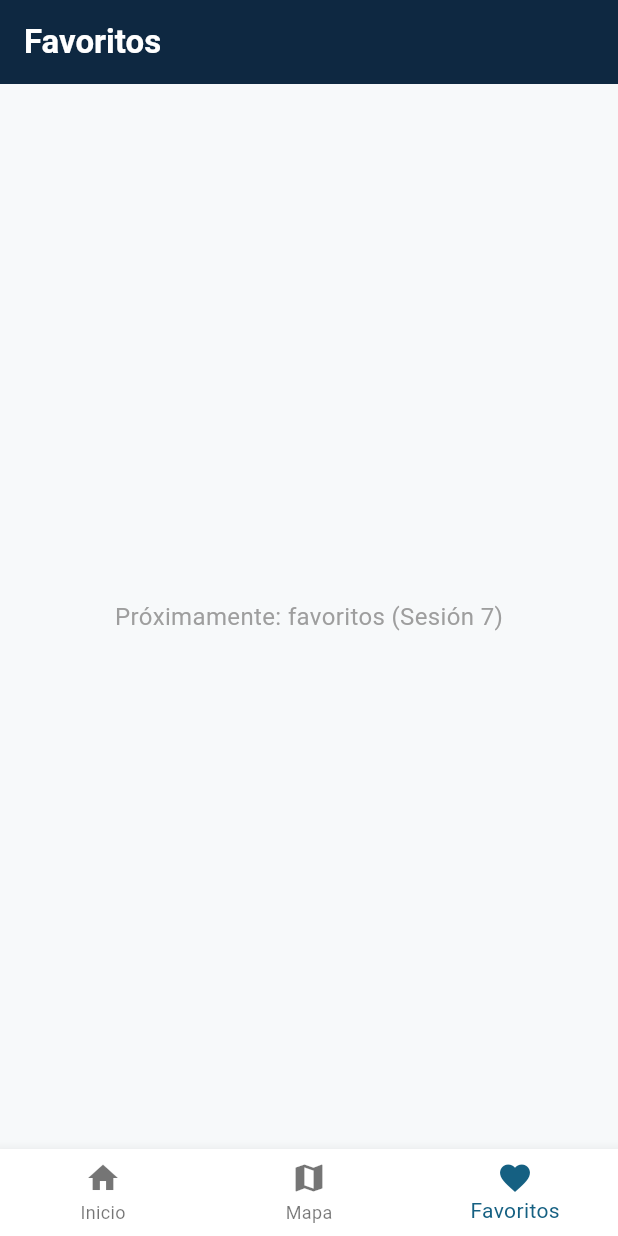
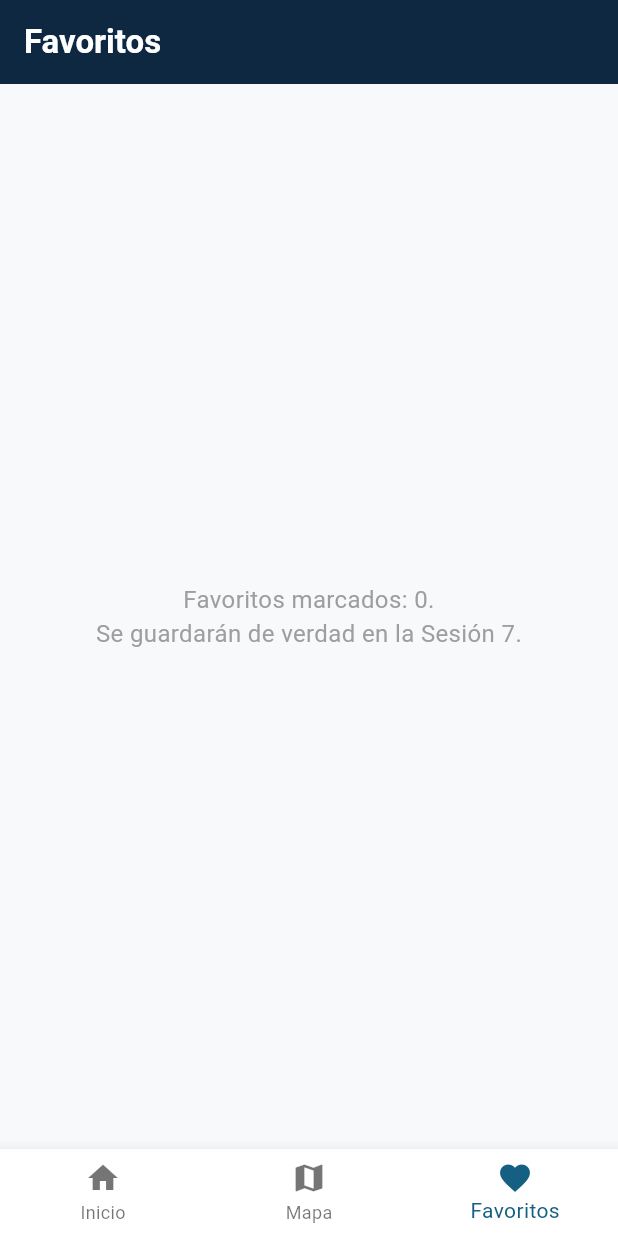
Before and after one commit to rnogales73-ec/exploraapp-demo, a Flutter app: the screen it shows after launch, item 3 of the bottom bar chosen, on a phone screen of 412 x 824 dp. Run offline on Flutter 3.47's test engine with Material 3 defaults, Android fonts, the phone set to English and light mode, and no system bars; our stand-ins replace get.

Commit message:
feat: add core Place model, theme, and home screen with asynchronous state handling

```diff
--- /dev/null
+++ b/lib/bindings/places_binding.dart
@@ -0,0 +1,16 @@
+import 'package:get/get.dart';
+
+import '../controllers/places_controller.dart';
+
+/// Registra las dependencias que la app necesita desde el arranque —
+/// Sesión 4. Con un solo controller por ahora alcanza un binding simple;
+/// si una sesión futura agrega otro controller (por ejemplo, autenticación
+/// en la Sesión 8), puede sumarse aquí mismo o en un binding propio por
+/// pantalla, según convenga en ese momento — no se anticipa esa estructura
+/// hoy sin necesitarla todavía.
+class PlacesBinding extends Bindings {
+  @override
+  void dependencies() {
+    Get.put(PlacesController());
+  }
+}
--- /dev/null
+++ b/lib/controllers/places_controller.dart
@@ -0,0 +1,99 @@
+import 'package:get/get.dart';
+
+import '../models/place.dart';
+
+enum EstadoCarga { cargando, exito, error }
+
+/// Fuente única de verdad de los lugares — Sesión 4. Antes de esta sesión el
+/// estado de la lista (su `Future`, las banderas de simulación y el
+/// `setState`) vivía atrapado dentro de `HomeScreen`, y la pantalla se
+/// enteraba de un lugar nuevo solo recargando a mano al volver del
+/// formulario. Ahora vive aquí, registrado una sola vez por
+/// `PlacesBinding` y obtenido con `Get.find()` (vía `GetView`, ver
+/// `HomeScreen`): cualquier pantalla futura lo lee sin repetir esa carga.
+class PlacesController extends GetxController {
+  final RxList<Place> lugares = <Place>[].obs;
+  final Rx<EstadoCarga> estado = EstadoCarga.cargando.obs;
+  final RxString mensajeError = ''.obs;
+
+  bool _modoDebugError = false;
+  bool _modoDebugVacio = false;
+
+  @override
+  void onInit() {
+    super.onInit();
+    cargarLugares();
+  }
+
+  /// Simula uno de los 3 estados a propósito, solo para esta práctica —
+  /// mismo recurso que `HomeScreen` traía desde la Sesión 3, ahora
+  /// centralizado aquí para que cualquier pantalla pueda mostrarlos.
+  void simular(String modo) {
+    _modoDebugError = modo == 'error';
+    _modoDebugVacio = modo == 'vacio';
+    cargarLugares();
+  }
+
+  Future<void> cargarLugares() async {
+    estado.value = EstadoCarga.cargando;
+
+    // TODO(sesion-04): borra las dos líneas de abajo y descomenta el bloque completo. (Paso 2 — conectar el controller a la carga de lugares)
+    // Por qué: las 2 líneas de abajo fuerzan éxito con una lista vacía,
+    // sin llamar a nada — el bloque try/catch real es exactamente la
+    // misma lógica que `HomeScreen._cargar()` tenía en la Sesión 3
+    // (llamar a `fetchLugaresSimulado` y traducir su resultado a los 3
+    // estados), ahora centralizada aquí para que cualquier pantalla la
+    // comparta en vez de cada una tener la suya. Se usa `assignAll` (y no
+    // `lugares.value = resultado`) porque copia los elementos:
+    // `fetchLugaresSimulado` devuelve la lista global `lugaresEjemplo`, y
+    // asignarla directo haría que `lugares` y `lugaresEjemplo` fueran la
+    // misma lista, con lo que `agregarLugar` duplicaría cada lugar nuevo.
+    lugares.value = [];
+    estado.value = EstadoCarga.exito;
+    // try {
+    //   final resultado = await fetchLugaresSimulado(
+    //     forzarError: _modoDebugError,
+    //     forzarVacio: _modoDebugVacio,
+    //   );
+    //   lugares.assignAll(resultado);
+    //   estado.value = EstadoCarga.exito;
+    // } catch (e) {
+    //   mensajeError.value = '$e';
+    //   estado.value = EstadoCarga.error;
+    // }
+  }
+
+  /// Agrega un lugar creado a mano (`AddPlaceScreen`) — en memoria
+  /// únicamente hasta que la Sesión 7 lo persista con Hive. `lugares.add`
+  /// (en vez de reconstruir toda la lista) ya notifica a cualquier `Obx`
+  /// que esté escuchando: Inicio se actualiza solo, sin el `_cargar()`
+  /// manual que la Sesión 3 hacía al volver del formulario.
+  void agregarLugar(Place lugar) {
+    lugaresEjemplo.add(lugar);
+    lugares.add(lugar);
+  }
+
+  /// Favoritos en memoria — Paso 6 (opcional). Viven solo mientras la app
+  /// está abierta; la Sesión 7 los persiste con Hive, sin cambiar los
+  /// nombres de abajo (`favoritos`, `esFavorito`, `alternarFavorito`).
+  final RxList<Place> favoritos = <Place>[].obs;
+
+  bool esFavorito(Place lugar) => favoritos.any((p) => p.id == lugar.id);
+
+  /// Otro estado derivado: se calcula a partir de `favoritos`, no se guarda.
+  int get totalFavoritos => favoritos.length;
+
+  // TODO(sesion-04): OPCIONAL — borra la línea de abajo y descomenta el bloque completo. (Paso 6A — favoritos en memoria)
+  // Por qué: el método vacío de abajo no hace nada, por eso el corazón de
+  // `PlaceCard` no cambia al tocarlo. La versión real agrega o quita el
+  // lugar de la lista reactiva `favoritos`: cualquier `Obx` que la lea (el
+  // ícono del corazón, el contador de la pestaña Favoritos) se actualiza solo.
+  void alternarFavorito(Place lugar) {}
+  // void alternarFavorito(Place lugar) {
+  //   if (esFavorito(lugar)) {
+  //     favoritos.removeWhere((p) => p.id == lugar.id);
+  //   } else {
+  //     favoritos.add(lugar);
+  //   }
+  // }
+}
--- /dev/null
+++ b/lib/i18n/app_translations.dart
@@ -0,0 +1,45 @@
+import 'package:get/get.dart';
+
+/// Textos de la app en cada idioma — Paso 6B (opcional) de la Sesión 4.
+/// La clave (`'inicio'`) se busca con `'inicio'.tr` en el idioma activo de
+/// `Get.locale`; si una clave no existe en ese idioma, GetX usa
+/// `fallbackLocale` y, si tampoco está, muestra la clave tal cual. Las
+/// claves de `agregar_lugar` a `lugar_agregado_msg` no se usan todavía: son
+/// para el mini-reto del Paso 6B (traducir la pantalla Agregar lugar).
+class AppTranslations extends Translations {
+  @override
+  Map<String, Map<String, String>> get keys => {
+        'es_EC': {
+          'inicio': 'Inicio',
+          'mapa': 'Mapa',
+          'favoritos': 'Favoritos',
+          'idioma': 'Cambiar idioma',
+          'sim_normal': 'Simular: normal',
+          'sim_vacio': 'Simular: vacío',
+          'sim_error': 'Simular: error',
+          'agregar_lugar': 'Agregar lugar',
+          'nombre_lugar': 'Nombre del lugar',
+          'categoria': 'Categoría',
+          'descripcion': 'Descripción',
+          'guardar': 'Guardar',
+          'lugar_agregado': 'Lugar agregado',
+          'lugar_agregado_msg': 'Ya aparece en Inicio',
+        },
+        'en_US': {
+          'inicio': 'Home',
+          'mapa': 'Map',
+          'favoritos': 'Favorites',
+          'idioma': 'Change language',
+          'sim_normal': 'Simulate: normal',
+          'sim_vacio': 'Simulate: empty',
+          'sim_error': 'Simulate: error',
+          'agregar_lugar': 'Add place',
+          'nombre_lugar': 'Place name',
+          'categoria': 'Category',
+          'descripcion': 'Description',
+          'guardar': 'Save',
+          'lugar_agregado': 'Place added',
+          'lugar_agregado_msg': 'It now shows up on Home',
+        },
+      };
+}
--- a/lib/main.dart
+++ b/lib/main.dart
@@ -1,4 +1,10 @@
 import 'package:flutter/material.dart';
+import 'package:get/get.dart';
+
+import 'bindings/places_binding.dart';
+// TODO(sesion-04): OPCIONAL — descomenta la línea de abajo (Paso 6B — idioma). No borres nada.
+// Por qué: el diccionario de textos vive en su propio archivo; sin este import, `AppTranslations` no existe aquí.
+// import 'i18n/app_translations.dart';
 import 'screens/home_screen.dart';
 import 'screens/map_placeholder_screen.dart';
 import 'screens/favorites_placeholder_screen.dart';
@@ -8,26 +14,29 @@ void main() {
   runApp(const ExploraEcApp());
 }
 
+/// `MaterialApp` → `GetMaterialApp` — Sesión 4. Sigue siendo Material por
+/// debajo (mismo `theme`, mismos widgets); `GetMaterialApp` agrega encima
+/// la navegación de GetX (`Get.to`, usada desde esta sesión en `PlaceCard`
+/// y `AddPlaceScreen`) y `initialBinding`, que registra `PlacesController`
+/// una sola vez, antes de que cualquier pantalla lo necesite.
 class ExploraEcApp extends StatelessWidget {
   const ExploraEcApp({super.key});
 
   @override
   Widget build(BuildContext context) {
-    return MaterialApp(
+    return GetMaterialApp(
       title: 'ExploraEC',
-      // TODO(sesion-03): borra la línea de abajo y descomenta el bloque completo. (Paso 1 — aplicar el tema)
-      // Por qué: ThemeData(useMaterial3: true) es el tema genérico de
-      // Flutter — AppTheme.theme aplica la paleta de colores, tipografía
-      // y espaciado propios de ExploraEC en toda la app de una sola vez,
-      // sin tener que repetir estilos pantalla por pantalla.
-      // theme: ThemeData(useMaterial3: true),
       theme: AppTheme.theme,
-      // TODO(sesion-03): OPCIONAL — descomenta las dos líneas de abajo (Paso 6 — modo oscuro). No borres nada.
-      // Por qué: darkTheme le da a MaterialApp una segunda paleta, y
-      // ThemeMode.system elige entre las dos según la preferencia del
-      // dispositivo (Ajustes → Pantalla → Tema oscuro), sin código extra.
       darkTheme: AppTheme.darkTheme,
       themeMode: ThemeMode.system,
+      // TODO(sesion-04): OPCIONAL — descomenta las tres líneas de abajo (Paso 6B — idioma). No borres nada.
+      // Por qué: `translations` le da a GetX el diccionario de textos,
+      // `locale` elige el idioma con el que arranca y `fallbackLocale` el
+      // que se usa si falta una clave. Con esto, `'clave'.tr` ya funciona.
+      // translations: AppTranslations(),
+      // locale: const Locale('es', 'EC'),
+      // fallbackLocale: const Locale('es', 'EC'),
+      initialBinding: PlacesBinding(),
       home: const RootShell(),
     );
   }
@@ -55,12 +64,20 @@ class _RootShellState extends State<RootShell> {
       bottomNavigationBar: BottomNavigationBar(
         currentIndex: _indiceActual,
         onTap: (i) => setState(() => _indiceActual = i),
+        // TODO(sesion-04): OPCIONAL — borra el bloque `items: const [...]` de abajo y descomenta el bloque completo. (Paso 6B — idioma)
+        // Por qué: `.tr` no es una constante (depende del idioma activo), por
+        // eso el `const` desaparece de la lista y de cada ícono que sigue
+        // siéndolo. Los textos fijos de abajo nunca cambiarían de idioma.
         items: const [
           BottomNavigationBarItem(icon: Icon(Icons.home), label: 'Inicio'),
           BottomNavigationBarItem(icon: Icon(Icons.map), label: 'Mapa'),
-          BottomNavigationBarItem(
-              icon: Icon(Icons.favorite), label: 'Favoritos'),
+          BottomNavigationBarItem(icon: Icon(Icons.favorite), label: 'Favoritos'),
         ],
+        // items: [
+        //   BottomNavigationBarItem(icon: const Icon(Icons.home), label: 'inicio'.tr),
+        //   BottomNavigationBarItem(icon: const Icon(Icons.map), label: 'mapa'.tr),
+        //   BottomNavigationBarItem(icon: const Icon(Icons.favorite), label: 'favoritos'.tr),
+        // ],
       ),
     );
   }
--- a/lib/screens/favorites_placeholder_screen.dart
+++ b/lib/screens/favorites_placeholder_screen.dart
@@ -1,18 +1,27 @@
 import 'package:flutter/material.dart';
+import 'package:get/get.dart';
+
+import '../controllers/places_controller.dart';
 
 /// Placeholder de la pestaña Favoritos — Sesión 2. Se reemplaza por
-/// favoritos persistentes con Hive en la Sesión 7.
+/// favoritos persistentes con Hive en la Sesión 7. Desde el Paso 6
+/// (opcional) de la Sesión 4 ya lee el contador del mismo controller que
+/// Inicio: prueba de que otra pantalla comparte el estado.
 class FavoritesPlaceholderScreen extends StatelessWidget {
   const FavoritesPlaceholderScreen({super.key});
 
   @override
   Widget build(BuildContext context) {
+    final controller = Get.find<PlacesController>();
     return Scaffold(
       appBar: AppBar(title: const Text('Favoritos')),
-      body: const Center(
-        child: Text(
-          'Próximamente: favoritos (Sesión 7)',
-          style: TextStyle(fontSize: 16, color: Colors.grey),
+      body: Center(
+        child: Obx(
+          () => Text(
+            'Favoritos marcados: ${controller.totalFavoritos}.\nSe guardarán de verdad en la Sesión 7.',
+            textAlign: TextAlign.center,
+            style: const TextStyle(fontSize: 16, color: Colors.grey),
+          ),
         ),
       ),
     );
--- a/lib/screens/map_placeholder_screen.dart
+++ b/lib/screens/map_placeholder_screen.dart
@@ -1,7 +1,7 @@
 import 'package:flutter/material.dart';
 
 /// Placeholder de la pestaña Mapa — Sesión 2. Se reemplaza por un mapa
-/// real (flutter_map + OpenStreetMap) en la Sesión 4.
+/// real (flutter_map + OpenStreetMap) en la Sesión 5.
 class MapPlaceholderScreen extends StatelessWidget {
   const MapPlaceholderScreen({super.key});
 
@@ -11,7 +11,7 @@ class MapPlaceholderScreen extends StatelessWidget {
       appBar: AppBar(title: const Text('Mapa')),
       body: const Center(
         child: Text(
-          'Próximamente: mapa real (Sesión 4)',
+          'Próximamente: mapa real (Sesión 5)',
           style: TextStyle(fontSize: 16, color: Colors.grey),
         ),
       ),
--- a/lib/theme/app_theme.dart
+++ b/lib/theme/app_theme.dart
@@ -34,15 +34,13 @@ class AppTheme {
         elevation: 0,
       ),
       textTheme: const TextTheme(
-        titleLarge:
-            TextStyle(fontSize: 22, fontWeight: FontWeight.bold, color: navy),
-        titleMedium:
-            TextStyle(fontSize: 16, fontWeight: FontWeight.bold, color: navy),
+        titleLarge: TextStyle(fontSize: 22, fontWeight: FontWeight.bold, color: navy),
+        titleMedium: TextStyle(fontSize: 16, fontWeight: FontWeight.bold, color: navy),
         bodyMedium: TextStyle(fontSize: 14, color: Color(0xFF222222)),
         bodySmall: TextStyle(fontSize: 12),
       ),
       cardTheme: CardThemeData(
-        elevation: 5,
+        elevation: 1,
         shape: RoundedRectangleBorder(borderRadius: BorderRadius.circular(12)),
       ),
       elevatedButtonTheme: ElevatedButtonThemeData(
--- a/lib/widgets/loading_view.dart
+++ b/lib/widgets/loading_view.dart
@@ -2,7 +2,7 @@ import 'package:flutter/material.dart';
 import '../theme/app_theme.dart';
 
 /// Estado de carga reutilizable — Sesión 3.
-/// Cualquier pantalla que espera datos (hoy simulados, desde la Sesión 5
+/// Cualquier pantalla que espera datos (hoy simulados, desde la Sesión 6
 /// una llamada HTTP real) muestra este mismo widget mientras espera.
 class LoadingView extends StatelessWidget {
   final String mensaje;
--- a/pubspec.yaml
+++ b/pubspec.yaml
@@ -10,6 +10,7 @@ dependencies:
   flutter:
     sdk: flutter
   cupertino_icons: ^1.0.8
+  get: ^4.6.6
 
 dev_dependencies:
   flutter_test:
```
Also changed, not shown: lib/models/place.dart (+8 -23 lines), lib/screens/add_place_screen.dart (+11 -4 lines), lib/screens/home_screen.dart (+57 -77 lines), lib/widgets/place_card.dart (+38 -20 lines), 1 other file.
